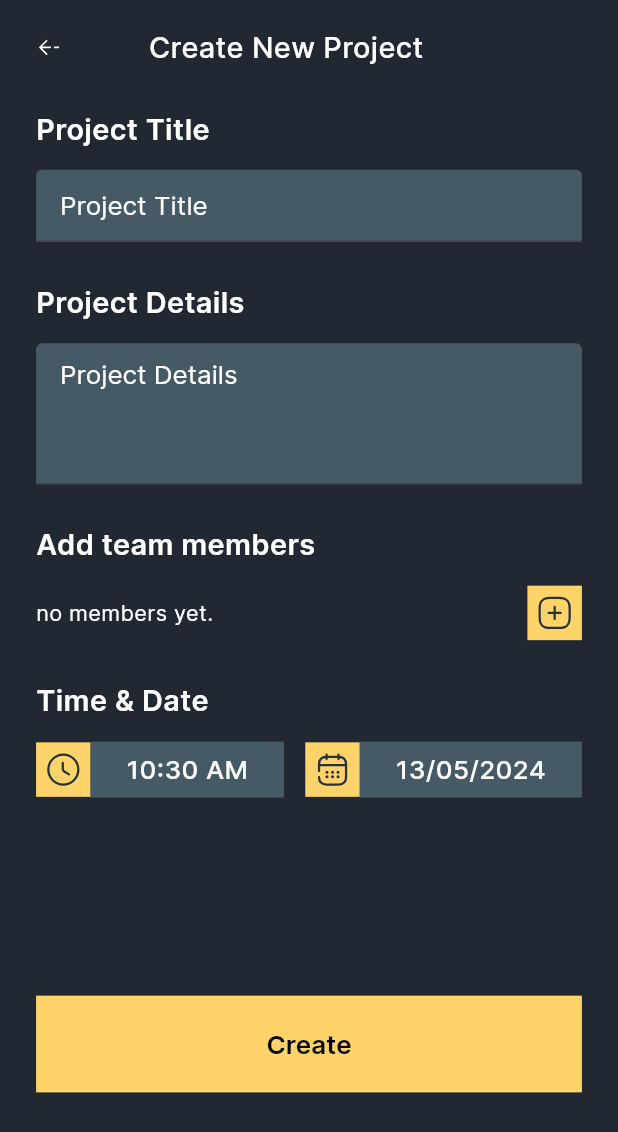
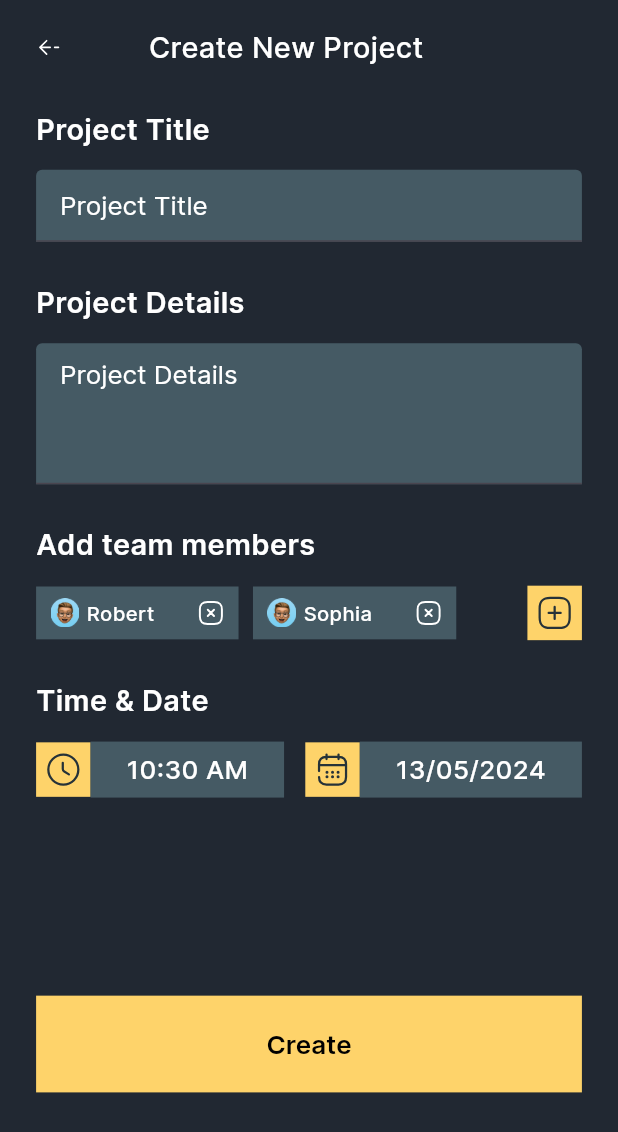
Before and after one commit to TasnimHmida/daily_tasks_test, a Flutter app: the screen it shows after launch, item 3 of the bottom bar chosen, on a phone screen of 412 x 824 dp. Shown: the top 1132 px of the screen. Run offline on Flutter 3.47's test engine with Material 3 defaults, Android fonts, the phone set to English and light mode, and no system bars; our stand-ins replace dartz, equatable, flutter_bloc, flutter_screenutil, flutter_svg, get_it and 3 more; missing offline and left inert: supabase_auth_ui; accounts and stored records are empty; project files that could hold a hidden picture were left out.

Commit message:
added create and edit project logic and integrated create project into ui

```diff
--- a/lib/core/widgets/bottom_nav_bar.dart
+++ b/lib/core/widgets/bottom_nav_bar.dart
@@ -82,6 +82,9 @@ class _BottomNavBar extends State<BottomNavBar> {
               isShowNavBar = true;
               _currentIndex = 0;
             });
+          },
+          refreshFunc: (){
+            BlocProvider.of<CoreBloc>(context).add(GetAllProjectsEvent());
           }),
           const Center(child: Text('calendar screen')),
           const Center(child: Text('notifications screen'))
--- a/lib/features/authentication/presentation/pages/register_page.dart
+++ b/lib/features/authentication/presentation/pages/register_page.dart
@@ -35,7 +35,8 @@ class _RegisterPageState extends State<RegisterPage> {
         } else if (state.success) {
           Navigator.of(context).pushReplacement(
               MaterialPageRoute(builder: (_) => const LoginPage()));
-          showSnackBar(context, 'Please verify your email with the link that was sent to you.', goldenRod.withOpacity(0.8));
+          showSnackBar(context, 'User registered successfully.',
+              goldenRod.withOpacity(0.8));
         }
       }, builder: (context, state) {
         return RegisterWidget(
--- a/lib/features/projects/data/models/project_model.dart
+++ b/lib/features/projects/data/models/project_model.dart
@@ -3,12 +3,14 @@ import '../../domain/entities/project_entity.dart';
 class ProjectModel extends ProjectEntity {
   @override
   const ProjectModel({
+    String? id,
     String? name,
     String? details,
     String? time,
     String? date,
     double? percentage,
   }) : super(
+    id,
           name,
           details,
           time,
@@ -18,6 +20,7 @@ class ProjectModel extends ProjectEntity {
 
   factory ProjectModel.fromJson(Map<String, dynamic> json) {
     return ProjectModel(
+      id: json['id'].toString(),
       name: json['name'],
       details: json['details'],
       time: json['time'] ?? '',
@@ -28,6 +31,7 @@ class ProjectModel extends ProjectEntity {
 
   Map<String, dynamic> toJson() {
     return {
+      "id": id,
       "name": name,
       "details": details,
       "time": time,
--- a/lib/features/projects/domain/entities/project_entity.dart
+++ b/lib/features/projects/domain/entities/project_entity.dart
@@ -1,6 +1,7 @@
 import 'package:equatable/equatable.dart';
 
 class ProjectEntity extends Equatable {
+  final String? id;
   final String? name;
   final String? details;
   final String? time;
@@ -8,6 +9,7 @@ class ProjectEntity extends Equatable {
   final double? percentage;
 
   const ProjectEntity(
+    this.id,
     this.name,
     this.details,
     this.time,
@@ -17,6 +19,7 @@ class ProjectEntity extends Equatable {
 
   @override
   List<Object?> get props => [
+    id,
         name,
         details,
         time,
--- a/lib/features/projects/domain/repositories/projects_repository.dart
+++ b/lib/features/projects/domain/repositories/projects_repository.dart
@@ -4,4 +4,6 @@ import '../../data/models/project_model.dart';
 
 abstract class ProjectsRepository {
   Future<Either<Failure, List<ProjectModel>>> getAllProjects();
+  Future<Either<Failure, Unit>> createProject(ProjectModel project);
+  Future<Either<Failure, Unit>> updateProject(ProjectModel project);
 }
--- /dev/null
+++ b/lib/features/projects/domain/use_cases/create_project_usecase.dart
@@ -0,0 +1,13 @@
+import 'package:dartz/dartz.dart';
+import '../../../../core/error/failures.dart';
+import '../../data/models/project_model.dart';
+import '../repositories/projects_repository.dart';
+
+class CreateProjectUseCase {
+  final ProjectsRepository repository;
+  CreateProjectUseCase({required this.repository});
+
+  Future<Either<Failure, Unit>> call(ProjectModel project) async {
+    return await repository.createProject(project);
+  }
+}
--- /dev/null
+++ b/lib/features/projects/presentation/bloc/add_project_bloc/add_project_event.dart
@@ -0,0 +1,19 @@
+part of 'add_project_bloc.dart';
+
+abstract class AddProjectEvent extends Equatable {
+  @override
+  List<Object> get props => [];
+}
+
+class CreateProjectEvent extends AddProjectEvent {
+  final ProjectModel project;
+
+  CreateProjectEvent({
+    required this.project,
+  });
+
+  @override
+  List<Object> get props => [
+        project,
+      ];
+}
--- /dev/null
+++ b/lib/features/projects/presentation/bloc/add_project_bloc/add_project_state.dart
@@ -0,0 +1,32 @@
+part of 'add_project_bloc.dart';
+
+class AddProjectState extends Equatable {
+  final bool isLoading;
+  final String error;
+  final bool success;
+
+  const AddProjectState({
+    this.isLoading = false,
+    this.error = "",
+    this.success = false,
+  });
+
+  AddProjectState copyWith({
+    bool? isLoading,
+    String? error,
+    bool? success,
+  }) {
+    return AddProjectState(
+      isLoading: isLoading ?? this.isLoading,
+      error: error ?? this.error,
+      success: success ?? this.success,
+    );
+  }
+
+  @override
+  List<Object?> get props => [
+        isLoading,
+        error,
+        success,
+      ];
+}
--- a/lib/features/projects/presentation/pages/add_project_page.dart
+++ b/lib/features/projects/presentation/pages/add_project_page.dart
@@ -3,15 +3,14 @@ import 'package:flutter_bloc/flutter_bloc.dart';
 import '../../../../core/app_theme.dart';
 import '../../../../core/utils/used_functions.dart';
 import 'package:daily_tasks_test/injection_container.dart' as di;
-
-import '../../../authentication/data/models/user_model.dart';
-import '../../data/models/project_model.dart';
+import '../bloc/add_project_bloc/add_project_bloc.dart';
 import '../widgets/add_project_widget.dart';
-import '../widgets/home_widget.dart';
 
 class AddProjectPage extends StatefulWidget {
   final Function() returnNavBarFunc;
-  const AddProjectPage({super.key,required this.returnNavBarFunc});
+  final Function() refreshFunc;
+
+  const AddProjectPage({super.key, required this.returnNavBarFunc, required this.refreshFunc});
 
   @override
   State<AddProjectPage> createState() => _AddProjectPageState();
@@ -20,12 +19,33 @@ class AddProjectPage extends StatefulWidget {
 class _AddProjectPageState extends State<AddProjectPage> {
   @override
   Widget build(BuildContext context) {
-    return Scaffold(backgroundColor: ebonyClay, body: _buildBody());
+    return BlocProvider(
+      create: (context) => di.sl<AddProjectBloc>(),
+      child: Scaffold(backgroundColor: ebonyClay, body: _buildBody()),
+    );
   }
 
   Widget _buildBody() {
-    return Center(
-        child: AddProjectWidget(returnNavBarFunc: widget.returnNavBarFunc),
+    return BlocConsumer<AddProjectBloc, AddProjectState>(
+      listener: (context, state) {
+        if (state.error.isNotEmpty) {
+          showSnackBar(context, state.error, goldenRod.withOpacity(0.8));
+        } else if (state.success) {
+          widget.returnNavBarFunc();
+          widget.refreshFunc();
+        }
+      },
+      builder: (context, state) {
+        return Center(
+          child: AddProjectWidget(
+              returnNavBarFunc: widget.returnNavBarFunc,
+              isLoading: state.isLoading,
+              addProjectFunction: (project) {
+                BlocProvider.of<AddProjectBloc>(context)
+                    .add(CreateProjectEvent(project: project));
+              }),
         );
+      },
+    );
   }
 }
--- a/lib/features/projects/presentation/widgets/add_project_widget.dart
+++ b/lib/features/projects/presentation/widgets/add_project_widget.dart
@@ -14,10 +14,14 @@ import 'ongoing_task_card.dart';
 
 class AddProjectWidget extends StatefulWidget {
   final Function() returnNavBarFunc;
+  final Function(ProjectModel) addProjectFunction;
+  final bool isLoading;
 
   const AddProjectWidget({
     super.key,
     required this.returnNavBarFunc,
+    required this.isLoading,
+    required this.addProjectFunction,
   });
 
   @override
@@ -28,7 +32,14 @@ class _AddProjectWidgetState extends State<AddProjectWidget> {
   final TextEditingController _titleController = TextEditingController();
   final TextEditingController _detailsController = TextEditingController();
   String selectedDate = DateFormat('dd/MM/yyyy').format(DateTime.now());
+  String selectedDateApi = DateFormat('yyyy/MM/dd').format(DateTime.now());
   String selectedTime = DateFormat('hh:mm a').format(DateTime.now());
+  List<UserModel> members = [
+    const UserModel(
+        userName: 'Robert', profilePicture: 'assets/images/user_image.png'),
+    const UserModel(
+        userName: 'Sophia', profilePicture: 'assets/images/user_image.png'),
+  ];
 
   @override
   Widget build(BuildContext context) {
@@ -115,13 +126,65 @@ class _AddProjectWidgetState extends State<AddProjectWidget> {
                   crossAxisAlignment: CrossAxisAlignment.center,
                   mainAxisAlignment: MainAxisAlignment.spaceBetween,
                   children: [
-                    Text(
+                    members.isEmpty
+                        ? Text(
                             'no members yet.',
                             style: TextStyle(
                               fontFamily: 'Inter',
                               fontSize: 15.sp,
                               fontWeight: FontWeight.w400,
                               color: Colors.white,
+                            ),
+                          )
+                        : SizedBox(
+                            height: 40.h,
+                            width: 300.w,
+                            child: ListView.separated(
+                              scrollDirection: Axis.horizontal,
+                              itemCount: members.length,
+                              itemBuilder: (context, index) {
+                                return Container(
+                                    color: fiord,
+                                    padding:
+                                        EdgeInsets.symmetric(horizontal: 10.w),
+                                    child: Row(
+                                      mainAxisAlignment:
+                                          MainAxisAlignment.spaceBetween,
+                                      children: [
+                                        Row(children: [
+                                          Image.asset(
+                                            '${members[index].profilePicture}',
+                                            width: 20.w,
+                                            height: 20.w,
+                                            fit: BoxFit.cover,
+                                          ),
+                                          SizedBox(
+                                            width: 5.w,
+                                          ),
+                                          Text(
+                                            members[index].userName ?? '',
+                                            style: TextStyle(
+                                              fontFamily: 'Inter',
+                                              fontSize: 14.sp,
+                                              fontWeight: FontWeight.w500,
+                                              color: Colors.white,
+                                            ),
+                                          )
+                                        ]),
+                                        SizedBox(
+                                          width: 30.w,
+                                        ),
+                                        SvgPicture.asset(
+                                          'assets/icons/close_icon.svg',
+                                          height: 20.h,
+                                        ),
+                                      ],
+                                    ));
+                              },
+                              separatorBuilder:
+                                  (BuildContext context, int index) {
+                                return SizedBox(width: 10.w);
+                              },
                             ),
                           ),
                     InkWell(
@@ -191,6 +254,7 @@ class _AddProjectWidgetState extends State<AddProjectWidget> {
                           setState(() {
                             selectedDate =
                                 DateFormat('dd/MM/yyyy').format(date);
+                            selectedDateApi = DateFormat('yyyy/MM/dd').format(date);
                           });
                         },
                         child: Row(children: [
@@ -220,9 +284,16 @@ class _AddProjectWidgetState extends State<AddProjectWidget> {
                     ]),
                 SizedBox(height: 150.h),
                 MainButton(
-                  buttonFunction: () {},
+                    buttonFunction: () {
+                      widget.addProjectFunction(ProjectModel(
+                        name: _titleController.text,
+                        details: _detailsController.text,
+                        time: selectedTime,
+                        date: selectedDateApi,
+                      ));
+                    },
                     text: "Create",
-                ),
+                    isLoading: widget.isLoading),
               ]),
             ],
           ),
--- a/lib/injection_container.dart
+++ b/lib/injection_container.dart
@@ -18,7 +18,9 @@ import 'features/authentication/presentation/bloc/splash_bloc/splash_bloc.dart';
 import 'features/projects/data/data_sources/projects_remote_data_source.dart';
 import 'features/projects/data/repositories/projects_repository_impl.dart';
 import 'features/projects/domain/repositories/projects_repository.dart';
+import 'features/projects/domain/use_cases/create_project_usecase.dart';
 import 'features/projects/domain/use_cases/get_all_projects_usecase.dart';
+import 'features/projects/presentation/bloc/add_project_bloc/add_project_bloc.dart';
 
 final sl = GetIt.instance;
 
@@ -28,6 +30,7 @@ Future<void> init() async {
   sl.registerFactory(() => LoginBloc(loginUseCase: sl()));
   sl.registerFactory(() => RegisterBloc(registerUseCase: sl()));
   sl.registerFactory(() => SplashBloc(getUserUseCase: sl()));
+  sl.registerFactory(() => AddProjectBloc(createProjectUseCase: sl()));
 
   // UseCases
   sl.registerLazySingleton(() => LoginUseCase(repository: sl()));
@@ -35,6 +38,7 @@ Future<void> init() async {
   sl.registerLazySingleton(() => LogoutUseCase(repository: sl()));
   sl.registerLazySingleton(() => GetUserInfoUseCase(repository: sl()));
   sl.registerLazySingleton(() => GetAllProjectsUseCase(repository: sl()));
+  sl.registerLazySingleton(() => CreateProjectUseCase(repository: sl()));
 
   // Repository
   sl.registerLazySingleton<AuthRepository>(
```
Also changed, not shown: lib/features/projects/data/data_sources/projects_remote_data_source.dart (+43 -2 lines), lib/features/projects/data/repositories/projects_repository_impl.dart (+27 -0 lines), lib/features/projects/domain/use_cases/update_project_usecase.dart (added, +14 -0 lines), lib/features/projects/presentation/bloc/add_project_bloc/add_project_bloc.dart (added, +52 -0 lines), lib/features/projects/presentation/widgets/home_widget.dart (+10 -2 lines). Lines whose indentation alone changed are shown as unchanged.
